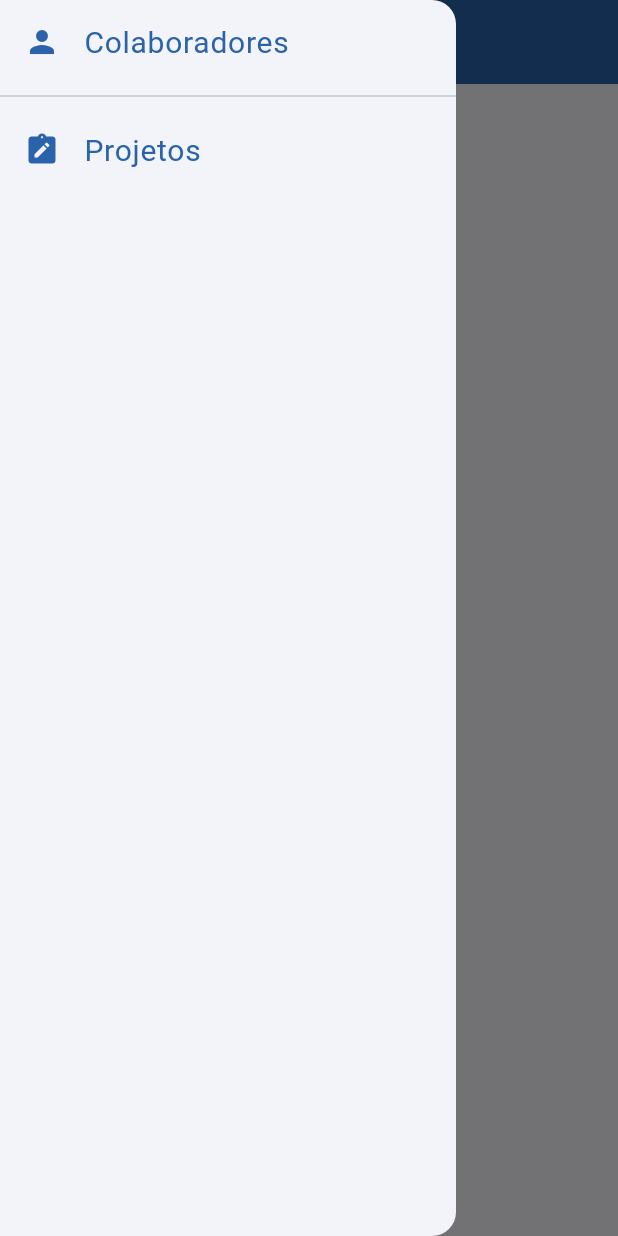
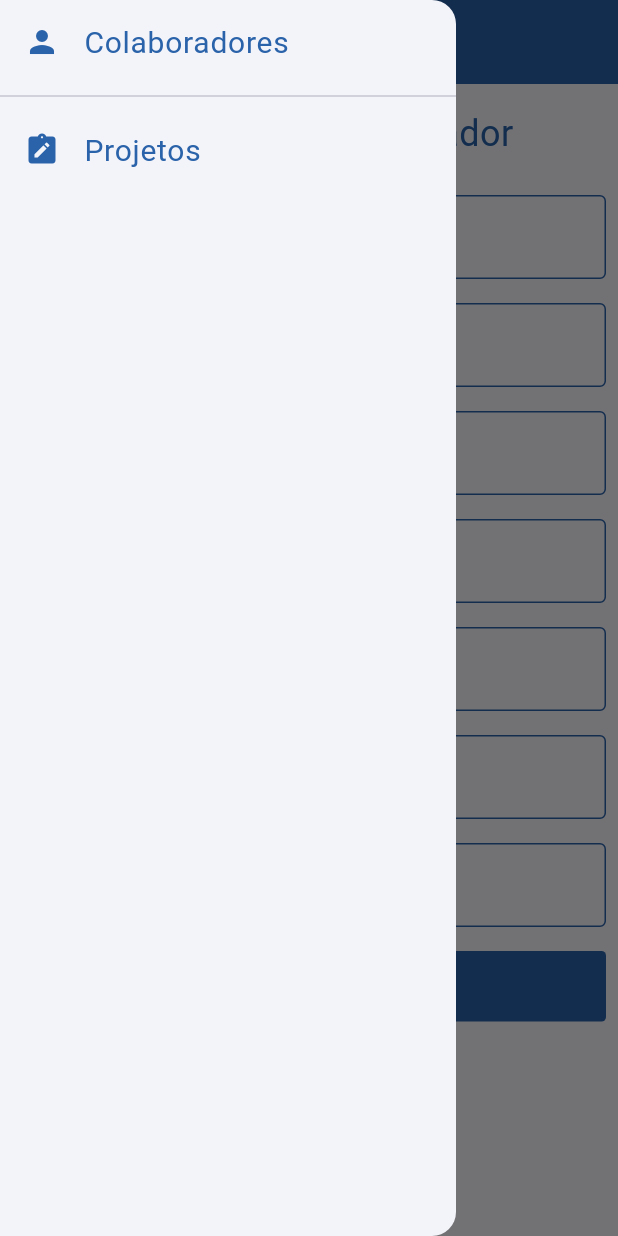
Before and after one commit to Madson-Carvalho/Allocation-Manager-Mobile, a Flutter app: the screen it shows after launch, with the side drawer open, on a phone screen of 412 x 824 dp. Run offline on Flutter 3.47's test engine with Material 3 defaults, Android fonts, the phone set to English and light mode, and no system bars.

Commit message:
alterando a register_employeer_page.dart, adicionando cores na app_colors.dart

```diff
--- a/lib/commons/app_colors.dart
+++ b/lib/commons/app_colors.dart
@@ -4,5 +4,7 @@ class AppColors {
   AppColors._();
 
   static const Color primaryColor = Color(0xFF2A63A9);
+  static const Color primaryColorSofty = Color(0x812A63A9);
   static const Color white = Color(0xFFFFFFFF);
+  static const Color black = Color(0xFF000000);
 }
--- a/lib/main.dart
+++ b/lib/main.dart
@@ -1,5 +1,6 @@
 import 'package:allocation_manager_mobile/commons/app_colors.dart';
 import 'package:allocation_manager_mobile/pages/home_page.dart';
+import 'package:allocation_manager_mobile/pages/register_employeer_page.dart';
 import 'package:flutter/material.dart';
 
 void main() {
@@ -17,7 +18,11 @@ class MyApp extends StatelessWidget {
         colorScheme: ColorScheme.fromSeed(seedColor: AppColors.primaryColor),
         useMaterial3: true,
       ),
-      home: const HomePage(),
+      initialRoute: 'register/employeer',
+      routes: {
+        '/': (context) => HomePage(),
+        'register/employeer': (context) => RegisterEmployeerPage(),
+      },
     );
   }
 }
--- a/lib/pages/register_employeer_page.dart
+++ b/lib/pages/register_employeer_page.dart
@@ -21,17 +21,17 @@ class RegisterEmployeerPage extends StatelessWidget {
                   style: TextStyle(fontSize: 24, color: AppColors.primaryColor),
             ),
           ),
-          CustomTextFormField(labelText: "Nome"),
+          CustomTextFormField(labelText: "Nome",),
           CustomTextFormField(labelText: "E-mail"),
           CustomTextFormField(labelText: "Horas de trabalho"),
           CustomTextFormField(labelText: "Cargo"),
           CustomTextFormField(labelText: "Salario"),
           CustomTextFormField(
               labelText:
-                  "Formação (Para colaboradores com múltiplas formação, separe-as por vírgulas.)"),
+                  "Formação"),
           CustomTextFormField(
               labelText:
-                  "Especialização (Para colaboradores com múltiplas especializações, separe-as por vírgulas.)"),
+                  "Especialização"),
           CustomButton(titleButton: 'Cadastrar', onPressed: () {})
         ],
       ),
--- a/lib/widgets/app_sidebar.dart
+++ b/lib/widgets/app_sidebar.dart
@@ -15,21 +15,22 @@ class _AppSidebarState extends State<AppSidebar> {
     return SafeArea(
       child: Drawer(
         child: Container(
-          child: ListView(padding: EdgeInsets.zero, children: const [
+          child: ListView(padding: EdgeInsets.zero, children: [
             ListTile(
-              leading: Icon(Icons.person, color: AppColors.primaryColor),
-              title: Text(
-                'Colaboradores',
+              leading: const Icon(Icons.person, color: AppColors.primaryColor),
+              title: const Text('Colaboradores',
                 style: TextStyle(fontSize: 20.0, color: AppColors.primaryColor),
               ),
+              onTap: () {},
             ),
-            Divider(),
+            const Divider(),
             ListTile(
-              leading: Icon(Icons.note_alt, color: AppColors.primaryColor),
-              title: Text(
+              leading: const Icon(Icons.note_alt, color: AppColors.primaryColor),
+              title: const Text(
                 'Projetos',
                 style: TextStyle(fontSize: 20.0, color: AppColors.primaryColor),
               ),
+              onTap: () {},
             ),
           ]),
         ),
--- a/lib/widgets/custom_text_form_field.dart
+++ b/lib/widgets/custom_text_form_field.dart
@@ -39,7 +39,7 @@ class _CustomTextFormFieldState extends State<CustomTextFormField> {
         decoration: InputDecoration(
           // fillColor: Colors.white,
           // filled: true,
-          labelStyle: const TextStyle(color: AppColors.white),
+          labelStyle: const TextStyle(color: AppColors.primaryColorSofty),
           suffixIcon: widget.suffixIcon,
           labelText: widget.labelText,
           focusedBorder: defaultBorder,
```
Lines whose indentation alone changed are shown as unchanged.
